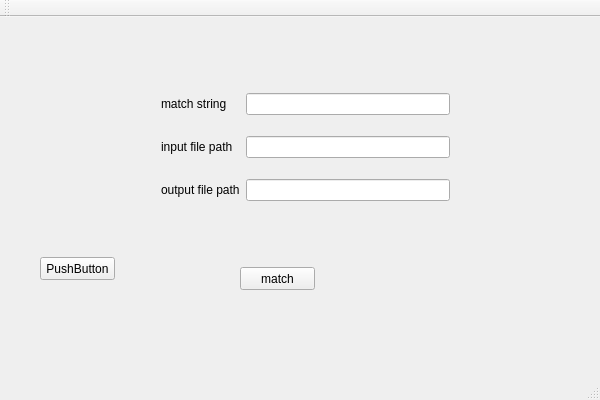
The window that helloQT/helloQT/helloqt.ui (a773768513/MyRepository) describes before a commit, drawn with Qt 5.
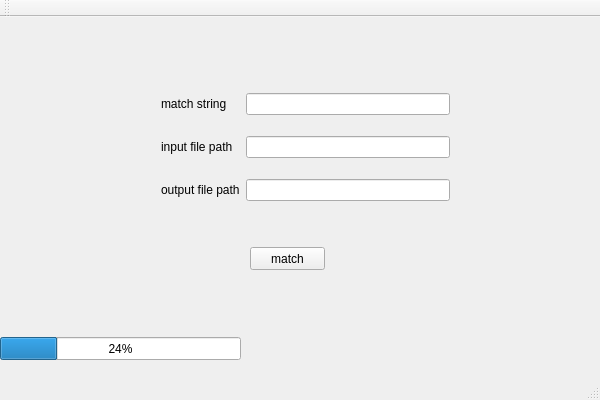
The same window after the commit.

Commit message: problem :use class function outside the class

Diff of the .ui file:
```diff
--- a/helloQT/helloQT/helloqt.ui
+++ b/helloQT/helloQT/helloqt.ui
@@ -14,24 +14,11 @@
    <string>helloqt</string>
   </property>
   <widget class="QWidget" name="centralWidget">
-   <widget class="QPushButton" name="pushButton">
-    <property name="geometry">
-     <rect>
-      <x>40</x>
-      <y>240</y>
-      <width>75</width>
-      <height>23</height>
-     </rect>
-    </property>
-    <property name="text">
-     <string>PushButton</string>
-    </property>
-   </widget>
    <widget class="QPushButton" name="Match">
     <property name="geometry">
      <rect>
-      <x>240</x>
-      <y>250</y>
+      <x>250</x>
+      <y>230</y>
       <width>75</width>
       <height>23</height>
      </rect>
@@ -93,6 +80,19 @@
      </item>
     </layout>
    </widget>
+   <widget class="QProgressBar" name="progressBar">
+    <property name="geometry">
+     <rect>
+      <x>0</x>
+      <y>320</y>
+      <width>241</width>
+      <height>23</height>
+     </rect>
+    </property>
+    <property name="value">
+     <number>24</number>
+    </property>
+   </widget>
   </widget>
   <widget class="QMenuBar" name="menuBar">
    <property name="geometry">
```
Left out of the diff: 4 changed lines with no effect on the pictures. The commit also changes 24 other files.
